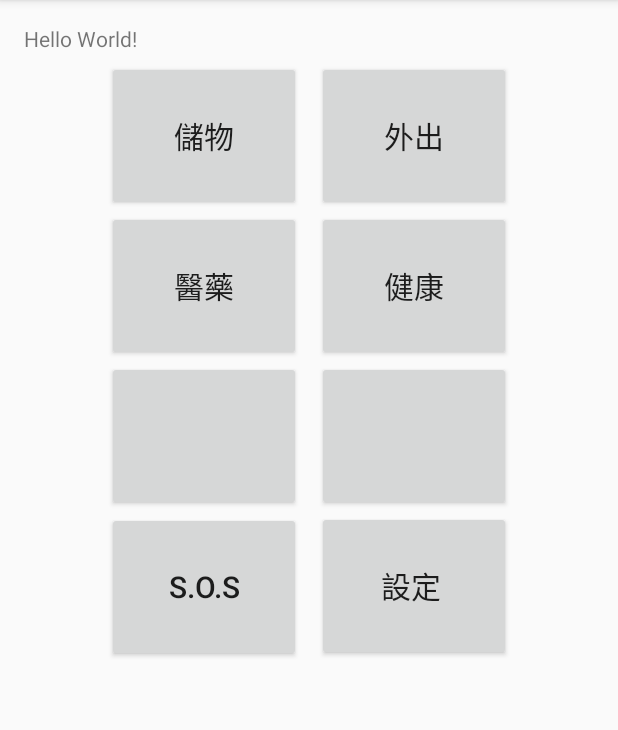
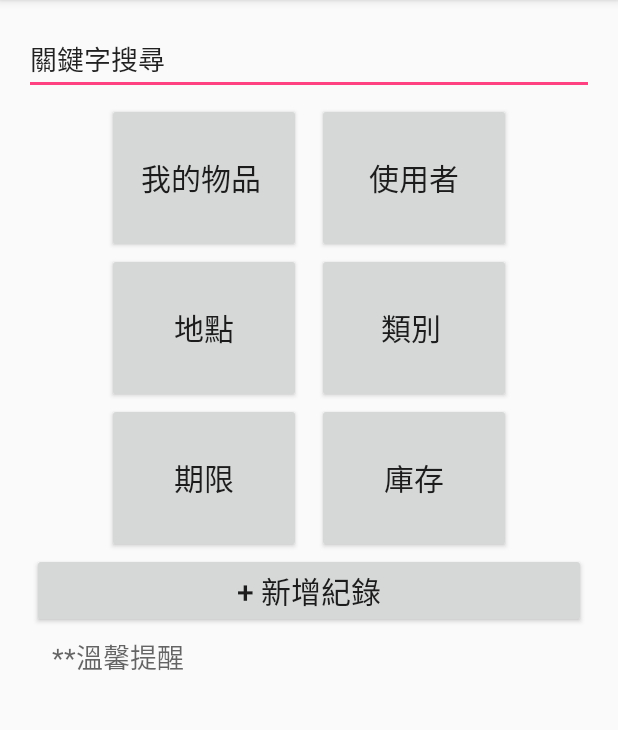
Before and after one commit to najachen/Inventory, an Android app: the screen it shows after launch (InventoryMainActivity before the commit, InventoryHomeActivity after it), on a phone screen of 412 x 824 dp, the part 84-814 px from its top. Run offline under Robolectric (Android 15) with nearby library versions, the phone set to English and light mode, and no system bars.

Commit message:
20160902 v1

```diff
--- a/inventory/src/main/AndroidManifest.xml
+++ b/inventory/src/main/AndroidManifest.xml
@@ -8,7 +8,7 @@
         android:label="@string/app_name"
         android:supportsRtl="true"
         android:theme="@style/AppTheme">
-        <activity android:name=".InventoryMainActivity">
+        <activity android:name=".InventoryHomeActivity">
             <intent-filter>
                 <action android:name="android.intent.action.MAIN" />
 
@@ -16,7 +16,7 @@
             </intent-filter>
         </activity>
         <activity android:name=".InventoryCreateActivity" />
-        <activity android:name=".InventoryHomeActivity" />
+        <!--<activity android:name=".InventoryMainActivity" />-->
         <activity android:name=".InventoryItemviewActivity" />
         <activity android:name=".InventoryUserActivity" />
         <activity android:name=".InventoryLocationActivity" />
--- a/inventory/src/main/java/silver/reminder/inventory/InventoryHomeActivity.java
+++ b/inventory/src/main/java/silver/reminder/inventory/InventoryHomeActivity.java
@@ -57,8 +57,8 @@ public class InventoryHomeActivity extends AppCompatActivity {
         Intent intent = new Intent(this,InventoryCategoryActivity.class);
         startActivity(intent);
     }
-    public void expiredDate(View view){
-        Intent intent = new Intent(this,InventoryMineActivity.class);
+    public void expired(View view){
+        Intent intent = new Intent(this,InventoryExpiredActivity.class);
         startActivity(intent);
     }
     public void stock(View view){
--- a/inventory/src/main/java/silver/reminder/inventory/InventoryMainActivity.java
+++ /dev/null
@@ -1,19 +0,0 @@
-package silver.reminder.inventory;
-
-import android.content.Intent;
-import android.os.Bundle;
-import android.support.v7.app.AppCompatActivity;
-import android.view.View;
-
-public class InventoryMainActivity extends AppCompatActivity {
-
-    @Override
-    protected void onCreate(Bundle savedInstanceState) {
-        super.onCreate(savedInstanceState);
-        setContentView(R.layout.activity_inventory_main);
-    }
-    public void Storage(View view){
-        Intent intent = new Intent(this, InventoryHomeActivity.class);
-        startActivity(intent);
-    }
-}
--- a/inventory/src/main/res/layout/activity_home.xml
+++ b/inventory/src/main/res/layout/activity_home.xml
@@ -96,7 +96,7 @@
                 android:layout_marginRight="5dp"
                 android:layout_marginLeft="50dp"
                 android:textSize="20dp"
-                android:onClick="expiredDate" />
+                android:onClick="expired" />
 
             <Button
                 android:layout_width="80dp"
--- a/inventory/src/main/res/layout/activity_inventory_main.xml
+++ /dev/null
@@ -1,127 +0,0 @@
-<?xml version="1.0" encoding="utf-8"?>
-<LinearLayout xmlns:android="http://schemas.android.com/apk/res/android"
-    xmlns:tools="http://schemas.android.com/tools"
-    android:layout_width="match_parent"
-    android:layout_height="match_parent"
-    android:paddingBottom="@dimen/activity_vertical_margin"
-    android:paddingLeft="@dimen/activity_horizontal_margin"
-    android:paddingRight="@dimen/activity_horizontal_margin"
-    android:paddingTop="@dimen/activity_vertical_margin"
-    tools:context=".InventoryMainActivity"
-    android:orientation="vertical">
-
-    <TextView
-        android:layout_width="match_parent"
-        android:layout_height="wrap_content"
-        android:text="Hello World!" />
-
-    <TableLayout
-        android:layout_width="match_parent"
-        android:layout_height="wrap_content"
-        android:layout_gravity="center_horizontal"
-        android:layout_margin="5dp" >
-
-        <TableRow
-            android:layout_width="match_parent"
-            android:layout_height="match_parent"
-            android:orientation="horizontal" >
-
-            <Button
-                android:layout_width="80dp"
-                android:layout_height="100dp"
-                android:text="儲物"
-                android:id="@+id/button3"
-                android:layout_weight=".8"
-                android:layout_marginRight="5dp"
-                android:layout_marginLeft="50dp"
-                android:textSize="20dp"
-                android:onClick="Storage" />
-
-            <Button
-                android:layout_width="80dp"
-                android:layout_height="100dp"
-                android:text="外出"
-                android:id="@+id/button4"
-                android:layout_weight=".8"
-                android:layout_marginLeft="5dp"
-                android:layout_marginRight="50dp"
-                android:textSize="20dp" />
-        </TableRow>
-
-        <TableRow
-            android:layout_width="match_parent"
-            android:layout_height="match_parent" >
-
-            <Button
-                android:layout_width="80dp"
-                android:layout_height="100dp"
-                android:text="醫藥"
-                android:id="@+id/button5"
-                android:layout_weight=".8"
-                android:layout_marginRight="5dp"
-                android:layout_marginLeft="50dp"
-                android:textSize="20dp" />
-
-            <Button
-                android:layout_width="80dp"
-                android:layout_height="100dp"
-                android:text="健康"
-                android:id="@+id/button6"
-                android:layout_weight=".8"
-                android:layout_marginLeft="5dp"
-                android:layout_marginRight="50dp"
-                android:textSize="20dp" />
-        </TableRow>
-
-        <TableRow
-            android:layout_width="match_parent"
-            android:layout_height="match_parent"
-            android:orientation="horizontal" >
-
-            <Button
-                android:layout_width="80dp"
-                android:layout_height="100dp"
-                android:id="@+id/button7"
-                android:layout_weight=".8"
-                android:layout_marginRight="5dp"
-                android:layout_marginLeft="50dp"
-                android:textSize="20dp" />
-
-            <Button
-                android:layout_width="80dp"
-                android:layout_height="100dp"
-                android:id="@+id/button8"
-                android:layout_weight=".8"
-                android:layout_marginLeft="5dp"
-                android:layout_marginRight="50dp"
-                android:textSize="20dp" />
-        </TableRow>
-
-        <TableRow
-            android:layout_width="match_parent"
-            android:layout_height="match_parent"
-            android:orientation="horizontal" >
-
-            <Button
-                android:layout_width="80dp"
-                android:layout_height="100dp"
-                android:text="S.O.S"
-                android:id="@+id/button9"
-                android:layout_weight=".8"
-                android:layout_marginRight="5dp"
-                android:layout_marginLeft="50dp"
-                android:textSize="20dp" />
-
-            <Button
-                android:layout_width="80dp"
-                android:layout_height="100dp"
-                android:text="設定 "
-                android:id="@+id/button10"
-                android:layout_weight=".8"
-                android:layout_marginLeft="5dp"
-                android:layout_marginRight="50dp"
-                android:textSize="20dp" />
-        </TableRow>
-
-    </TableLayout>
-</LinearLayout>
```
Also changed, not shown: inventory/src/main/java/silver/reminder/inventory/InventoryExpiredActivity.java (+32 -1 lines), inventory/src/main/java/silver/reminder/inventory/InventoryStockActivity.java (+20 -35 lines).
